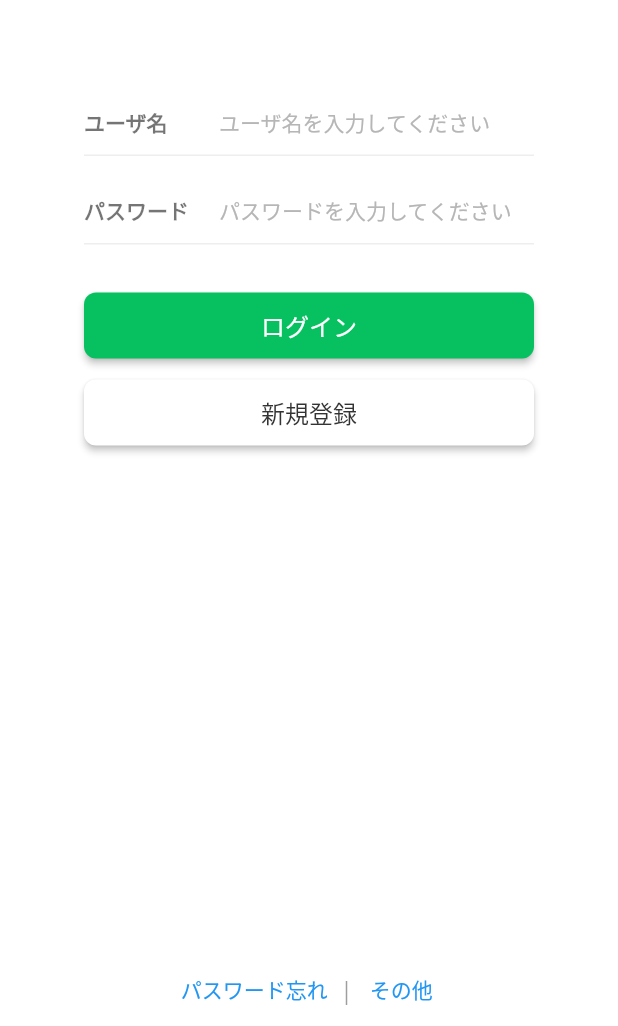
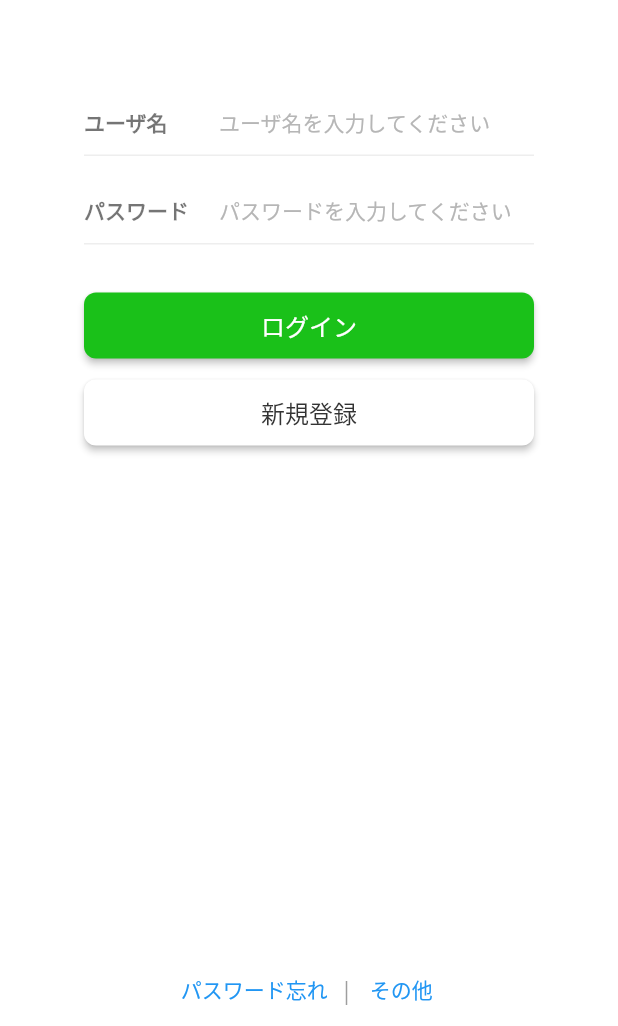
Before and after one commit to hu-shukang/wechat, a Flutter app: the screen it shows after launch, on a phone screen of 412 x 824 dp, the part 210-1236 px from its top. Run offline on Flutter 3.47's test engine with Material 2 defaults, Android fonts, the phone set to English and light mode, and no system bars; our stand-ins replace get, logger, shared_preferences.

Commit message:
文件夹名变更

```diff
--- a/analysis_options.yaml
+++ b/analysis_options.yaml
@@ -22,6 +22,7 @@ linter:
   # `// ignore_for_file: name_of_lint` syntax on the line or in the file
   # producing the lint.
   rules:
+    unnecessary_brace_in_string_interps: false
     # avoid_print: false  # Uncomment to disable the `avoid_print` rule
     # prefer_single_quotes: true  # Uncomment to enable the `prefer_single_quotes` rule
 
--- a/lib/common/routes/app_route.dart
+++ b/lib/common/routes/app_route.dart
@@ -2,5 +2,5 @@ abstract class AppRoute {
   static const signIn = '/';
   static const signUp = '/sign_up';
   static const home = '/home';
-  static const chat = '/chat/:id';
+  static const chat = '/chat_list/:id';
 }
--- a/lib/common/style/color.dart
+++ b/lib/common/style/color.dart
@@ -13,7 +13,7 @@ abstract class AppColor {
   static const Color secondaryText = Color(0xFFB6B6B6);
 
   /// Primary Color
-  static const Color primaryColor = Color.fromARGB(255, 7, 193, 96);
+  static const Color primaryColor = Color.fromARGB(255, 26, 193, 25);
 
   /// Secondary Color
   static const Color secondaryColor = Color(0xFFDEE3FF);
--- a/lib/pages/chat/controller.dart
+++ b/lib/pages/chat_list/controller.dart
@@ -3,9 +3,8 @@ import 'dart:convert';
 import 'package:flutter/services.dart';
 import 'package:get/get.dart';
 import 'package:wechat/common/model/friend.dart';
-import 'package:wechat/common/utils/log.dart';
 
-class ChatController extends GetxController {
+class ChatListController extends GetxController {
 
   final _friendList = Rx<List<FriendModel>>([]);
   List<FriendModel> get friendList => _friendList.value;
--- a/lib/pages/chat/view.dart
+++ b/lib/pages/chat_list/view.dart
@@ -4,10 +4,10 @@ import 'package:wechat/common/model/friend.dart';
 import 'package:wechat/common/model/message.dart';
 import 'package:wechat/common/style/color.dart';
 import 'package:wechat/common/style/text.dart';
-import 'package:wechat/pages/chat/controller.dart';
+import 'package:wechat/pages/chat_list/controller.dart';
 
-class ChatPage extends GetView<ChatController> {
-  const ChatPage({Key? key}) : super(key: key);
+class ChatListPage extends GetView<ChatListController> {
+  const ChatListPage({Key? key}) : super(key: key);
 
   Widget _buildMessage(FriendModel m) {
     MessageModel message = m.messages.last;
--- a/lib/pages/home/bindings.dart
+++ b/lib/pages/home/bindings.dart
@@ -1,11 +1,11 @@
 import 'package:get/get.dart';
-import 'package:wechat/pages/chat/controller.dart';
+import 'package:wechat/pages/chat_list/controller.dart';
 import 'package:wechat/pages/home/controller.dart';
 
 class HomeBindings extends Bindings {
   @override
   void dependencies() {
     Get.lazyPut(() => HomeController());
-    Get.lazyPut(() => ChatController());
+    Get.lazyPut(() => ChatListController());
   }
 }
--- a/lib/pages/home/controller.dart
+++ b/lib/pages/home/controller.dart
@@ -1,10 +1,5 @@
-import 'dart:convert';
-
 import 'package:flutter/material.dart';
-import 'package:flutter/services.dart';
 import 'package:get/get.dart';
-import 'package:wechat/common/model/friend.dart';
-import 'package:wechat/common/utils/log.dart';
 
 class HomeController extends GetxController {
   final _page = Rx<int>(0);
```
Also changed, not shown: lib/pages/chat/bindings.dart (deleted, +0 -9 lines), lib/pages/chat_list/bindings.dart (added, +9 -0 lines), lib/pages/home/view.dart (+20 -12 lines).
